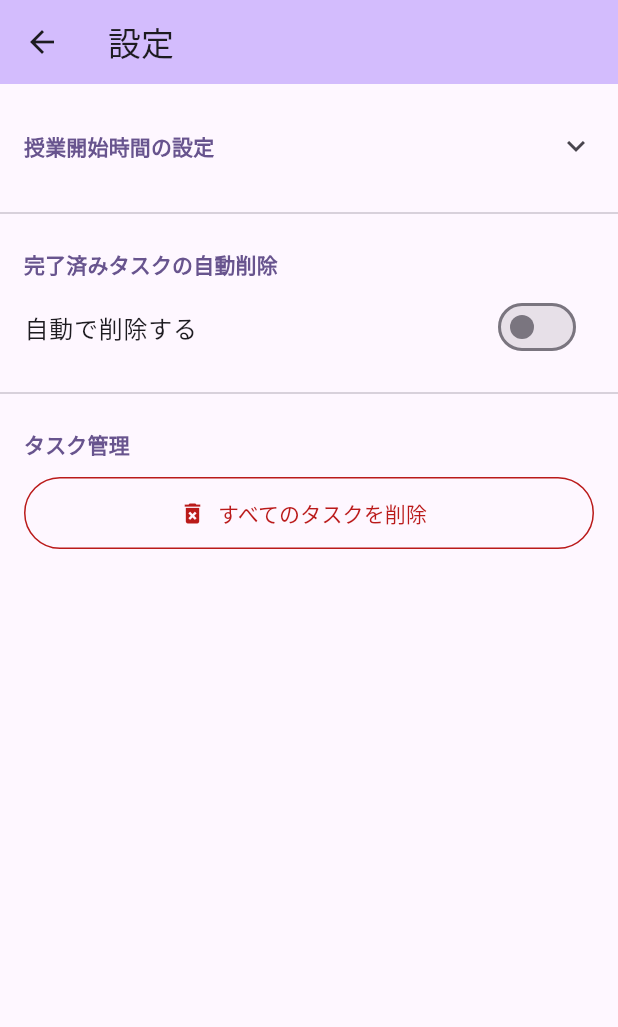
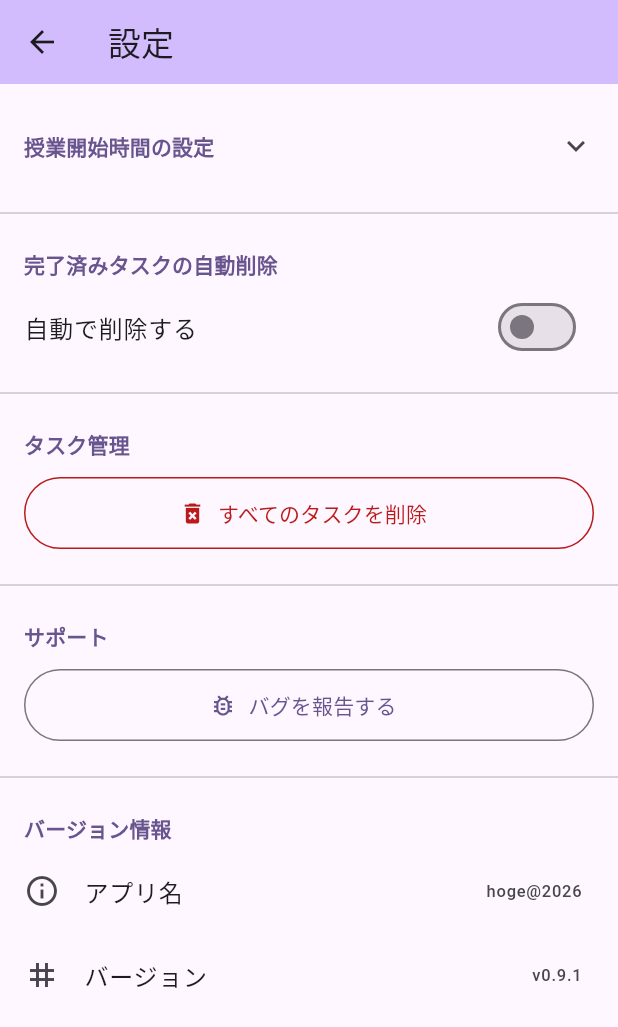
Before and after one commit to monorude/RDexp_26, a Flutter app: the screen it shows after launch, in the side drawer, after a tap on "hoges", on a phone screen of 412 x 824 dp. Shown: the top 1027 px of the screen. Run offline on Flutter 3.47's test engine with Material 3 defaults, Android fonts, the phone set to English and light mode, and no system bars; our stand-ins replace flutter_local_notifications, hive, hive_flutter, table_calendar, timezone; accounts and stored records are empty.

Commit message:
add version info and link to form in setting page

```diff
--- a/lib/setting_page.dart
+++ b/lib/setting_page.dart
@@ -1,5 +1,9 @@
 import 'package:flutter/material.dart';
+import 'package:url_launcher/url_launcher.dart';
 import 'period_time_store.dart';
+
+// バグ報告フォームのURL（プレースホルダー）
+const String _bugReportUrl = 'https://example.com/bug-report';
 
 class SettingPage extends StatefulWidget {
   const SettingPage({super.key});
@@ -152,6 +156,37 @@ class _SettingPageState extends State<SettingPage> {
               onPressed: _showClearAllConfirmDialog,
             ),
           ),
+          const Divider(height: 32),
+          _SectionHeader(title: 'サポート'),
+          Padding(
+            padding: const EdgeInsets.symmetric(horizontal: 16, vertical: 8),
+            child: OutlinedButton.icon(
+              style: OutlinedButton.styleFrom(
+                minimumSize: const Size.fromHeight(48),
+              ),
+              icon: const Icon(Icons.bug_report_outlined),
+              label: const Text('バグを報告する'),
+              onPressed: () async {
+                final uri = Uri.parse(_bugReportUrl);
+                if (await canLaunchUrl(uri)) {
+                  await launchUrl(uri, mode: LaunchMode.externalApplication);
+                }
+              },
+            ),
+          ),
+          const Divider(height: 32),
+          _SectionHeader(title: 'バージョン情報'),
+          const ListTile(
+            leading: Icon(Icons.info_outline),
+            title: Text('アプリ名'),
+            trailing: Text('hoge@2026'),
+          ),
+          const ListTile(
+            leading: Icon(Icons.tag),
+            title: Text('バージョン'),
+            trailing: Text('v0.9.1'),
+          ),
+          const SizedBox(height: 16),
         ],
       ),
     );
--- a/pubspec.yaml
+++ b/pubspec.yaml
@@ -43,6 +43,7 @@ dependencies:
   flutter_localization: ^0.4.0
   flutter_local_notifications: ^17.0.0
   timezone: ^0.9.2
+  url_launcher: ^6.3.0
 
 dev_dependencies:
   flutter_test:
```
Also changed, not shown: pubspec.lock, 5 other files.
